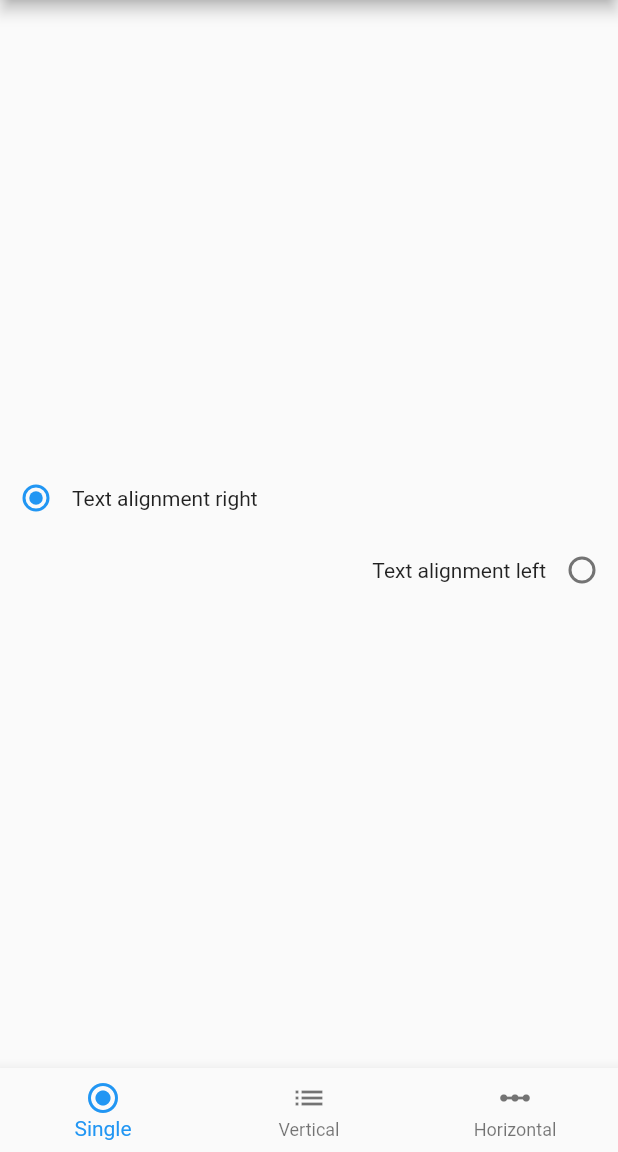
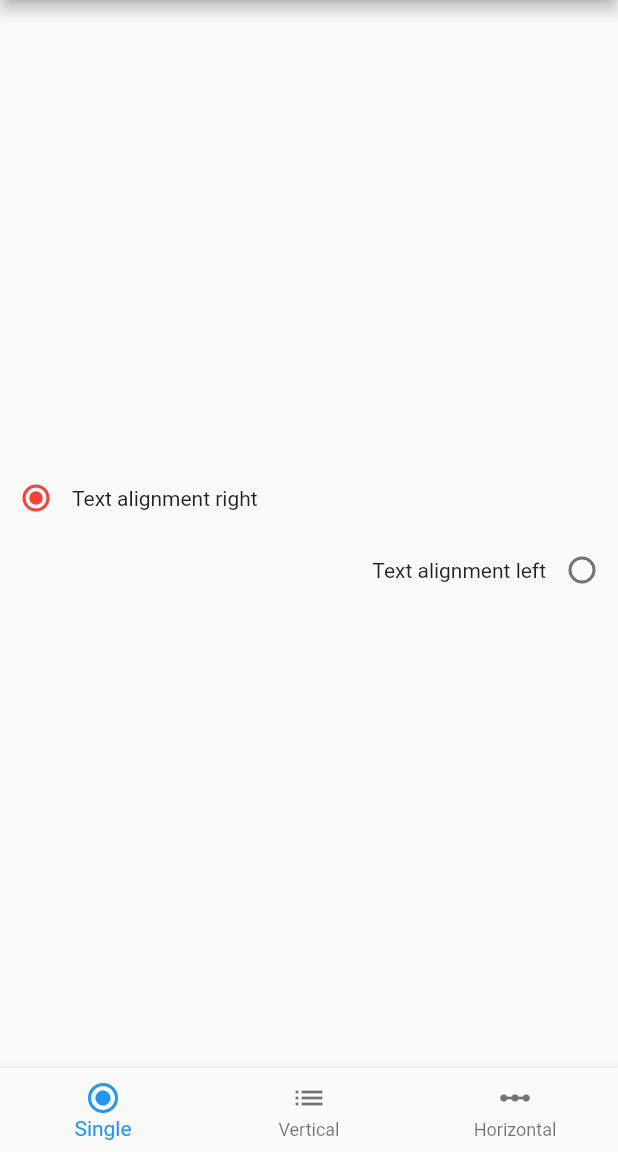
Before and after one commit to TercyoStorck/group_radio_button, a Flutter app: the screen it shows after launch, after a tap on "Text alignment right", on a phone screen of 412 x 824 dp, the part 84-1236 px from its top. Run offline on Flutter 3.47's test engine with Material 2 defaults, Android fonts, the phone set to English and light mode, and no system bars; statements that could not run were skipped.

Commit message:
Configurable activeColor for radio buttons

```diff
--- a/example/lib/main.dart
+++ b/example/lib/main.dart
@@ -47,6 +47,7 @@ class _HomePageState extends State<HomePage> {
                   onChanged: (value) => setState(
                     () => _singleValue = value,
                   ),
+                  activeColor: Colors.red,
                 ),
                 RadioButton(
                   description: "Text alignment left",
@@ -70,6 +71,7 @@ class _HomePageState extends State<HomePage> {
                   itemBuilder: (item) => RadioButtonBuilder(
                     item,
                   ),
+                  activeColor: Colors.red,
                 ),
                 RadioGroup<String>.builder(
                   groupValue: _verticalGroupValue,
--- a/lib/src/radio_button.dart
+++ b/lib/src/radio_button.dart
@@ -8,6 +8,7 @@ class RadioButton<T> extends StatelessWidget {
   final T groupValue;
   final void Function(T) onChanged;
   final RadioButtonTextPosition textPosition;
+  final Color activeColor;
 
   const RadioButton({
     @required this.description,
@@ -15,12 +16,13 @@ class RadioButton<T> extends StatelessWidget {
     @required this.groupValue,
     @required this.onChanged,
     this.textPosition = RadioButtonTextPosition.right,
+    this.activeColor,
   });
 
   @override
   Widget build(BuildContext context) => InkWell(
         onTap: () {
-          if(this.onChanged != null){
+          if (this.onChanged != null) {
             this.onChanged(value);
           }
         },
@@ -42,6 +44,7 @@ class RadioButton<T> extends StatelessWidget {
               groupValue: groupValue,
               onChanged: this.onChanged,
               value: this.value,
+              activeColor: activeColor,
             ),
             this.textPosition == RadioButtonTextPosition.right
                 ? Padding(
--- a/lib/src/radio_group.dart
+++ b/lib/src/radio_group.dart
@@ -21,6 +21,7 @@ class RadioGroup<T> extends StatelessWidget {
   final Axis direction;
   final double spacebetween;
   final MainAxisAlignment horizontalAlignment;
+  final Color activeColor;
 
   const RadioGroup.builder({
     @required this.groupValue,
@@ -30,6 +31,7 @@ class RadioGroup<T> extends StatelessWidget {
     this.direction = Axis.vertical,
     this.spacebetween = 30,
     this.horizontalAlignment = MainAxisAlignment.spaceBetween,
+    this.activeColor,
   });
 
   List<Widget> get _group => this.items.map(
@@ -45,6 +47,7 @@ class RadioGroup<T> extends StatelessWidget {
               onChanged: this.onChanged,
               textPosition: radioButtonBuilder.textPosition ??
                   RadioButtonTextPosition.right,
+              activeColor: activeColor,
             ),
           );
         },
```
